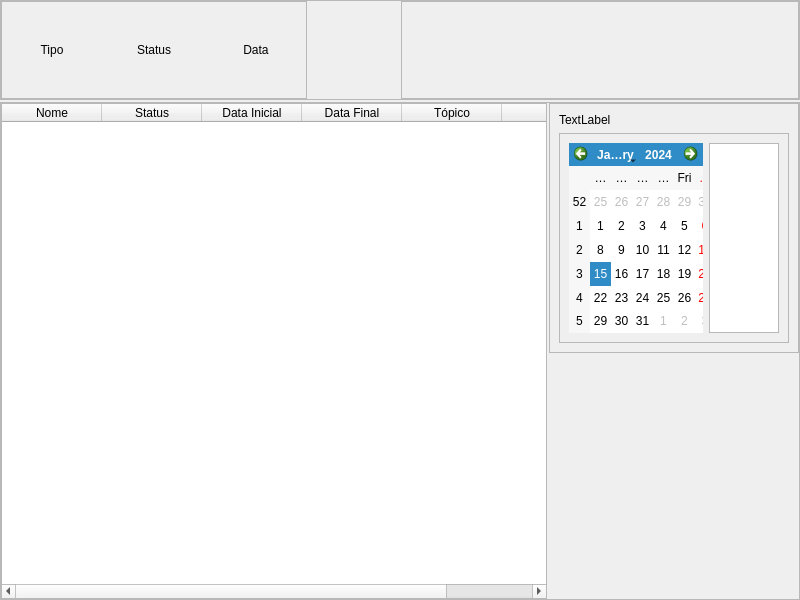
Before: the Qt Designer form functions/new_daily_task/new_dailytask_page.ui in Nbdyleto/PySide6_Self_TCC, drawn with Qt 5.
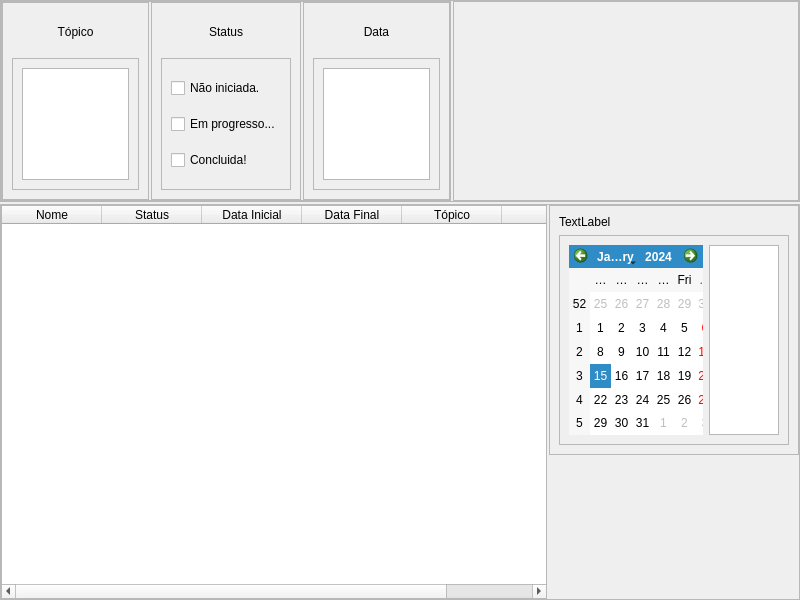
After: the same form once the commit is applied.

Commit message: [daily-task] byTopic filter options

The edit to the form file:
```diff
--- a/functions/new_daily_task/new_dailytask_page.ui
+++ b/functions/new_daily_task/new_dailytask_page.ui
@@ -62,12 +62,12 @@
       <property name="bottomMargin">
        <number>0</number>
       </property>
-      <item alignment="Qt::AlignLeft">
+      <item alignment="Qt::AlignTop">
        <widget class="QFrame" name="frame_3">
         <property name="maximumSize">
          <size>
           <width>450</width>
-          <height>16777215</height>
+          <height>200</height>
          </size>
         </property>
         <property name="frameShape">
@@ -93,7 +93,16 @@
           <number>0</number>
          </property>
          <item>
-          <widget class="QPushButton" name="btnOrderByType">
+          <widget class="QFrame" name="frame_6">
+           <property name="frameShape">
+            <enum>QFrame::StyledPanel</enum>
+           </property>
+           <property name="frameShadow">
+            <enum>QFrame::Raised</enum>
+           </property>
+           <layout class="QVBoxLayout" name="verticalLayout_3">
+            <item>
+             <widget class="QPushButton" name="btnOrderByTopic">
            <property name="minimumSize">
             <size>
              <width>100</width>
@@ -119,11 +128,51 @@
 font-size: 12px;</string>
            </property>
            <property name="text">
-            <string>Tipo</string>
+               <string>Tópico</string>
            </property>
           </widget>
          </item>
-         <item alignment="Qt::AlignLeft">
+            <item>
+             <widget class="QFrame" name="frameByTopic">
+              <property name="frameShape">
+               <enum>QFrame::StyledPanel</enum>
+              </property>
+              <property name="frameShadow">
+               <enum>QFrame::Raised</enum>
+              </property>
+              <layout class="QVBoxLayout" name="verticalLayout_8">
+               <item>
+                <widget class="QListWidget" name="listByTopic">
+                 <property name="cursor" stdset="0">
+                  <cursorShape>PointingHandCursor</cursorShape>
+                 </property>
+                 <property name="alternatingRowColors">
+                  <bool>false</bool>
+                 </property>
+                 <property name="layoutMode">
+                  <enum>QListView::SinglePass</enum>
+                 </property>
+                 <property name="viewMode">
+                  <enum>QListView::ListMode</enum>
+                 </property>
+                </widget>
+               </item>
+              </layout>
+             </widget>
+            </item>
+           </layout>
+          </widget>
+         </item>
+         <item>
+          <widget class="QFrame" name="frame_7">
+           <property name="frameShape">
+            <enum>QFrame::StyledPanel</enum>
+           </property>
+           <property name="frameShadow">
+            <enum>QFrame::Raised</enum>
+           </property>
+           <layout class="QVBoxLayout" name="verticalLayout_4">
+            <item>
           <widget class="QPushButton" name="btnOrderByStatus">
            <property name="minimumSize">
             <size>
@@ -154,7 +203,52 @@
            </property>
           </widget>
          </item>
-         <item alignment="Qt::AlignLeft">
+            <item>
+             <widget class="QFrame" name="frameByStatus">
+              <property name="frameShape">
+               <enum>QFrame::StyledPanel</enum>
+              </property>
+              <property name="frameShadow">
+               <enum>QFrame::Raised</enum>
+              </property>
+              <layout class="QVBoxLayout" name="verticalLayout_6">
+               <item>
+                <widget class="QCheckBox" name="notStartedCheckBox">
+                 <property name="text">
+                  <string>Não iniciada.</string>
+                 </property>
+                </widget>
+               </item>
+               <item>
+                <widget class="QCheckBox" name="inProgressCheckBox">
+                 <property name="text">
+                  <string>Em progresso...</string>
+                 </property>
+                </widget>
+               </item>
+               <item>
+                <widget class="QCheckBox" name="finishedCheckBox">
+                 <property name="text">
+                  <string>Concluida!</string>
+                 </property>
+                </widget>
+               </item>
+              </layout>
+             </widget>
+            </item>
+           </layout>
+          </widget>
+         </item>
+         <item>
+          <widget class="QFrame" name="frame_8">
+           <property name="frameShape">
+            <enum>QFrame::StyledPanel</enum>
+           </property>
+           <property name="frameShadow">
+            <enum>QFrame::Raised</enum>
+           </property>
+           <layout class="QVBoxLayout" name="verticalLayout_5">
+            <item>
           <widget class="QPushButton" name="btnOrderByDate">
            <property name="minimumSize">
             <size>
@@ -183,6 +277,24 @@
            <property name="text">
             <string>Data</string>
            </property>
+             </widget>
+            </item>
+            <item>
+             <widget class="QFrame" name="frameByData">
+              <property name="frameShape">
+               <enum>QFrame::StyledPanel</enum>
+              </property>
+              <property name="frameShadow">
+               <enum>QFrame::Raised</enum>
+              </property>
+              <layout class="QVBoxLayout" name="verticalLayout_7">
+               <item>
+                <widget class="QListWidget" name="listByData"/>
+               </item>
+              </layout>
+             </widget>
+            </item>
+           </layout>
           </widget>
          </item>
         </layout>
```
Lines whose indentation alone changed are shown as unchanged. The commit also changes 5 other files.
